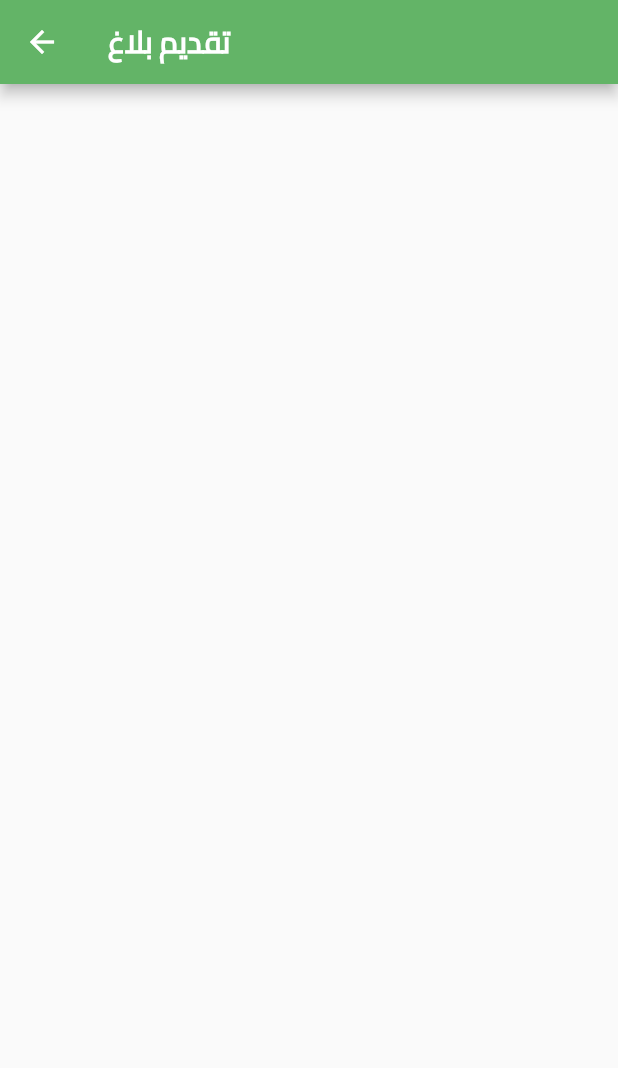
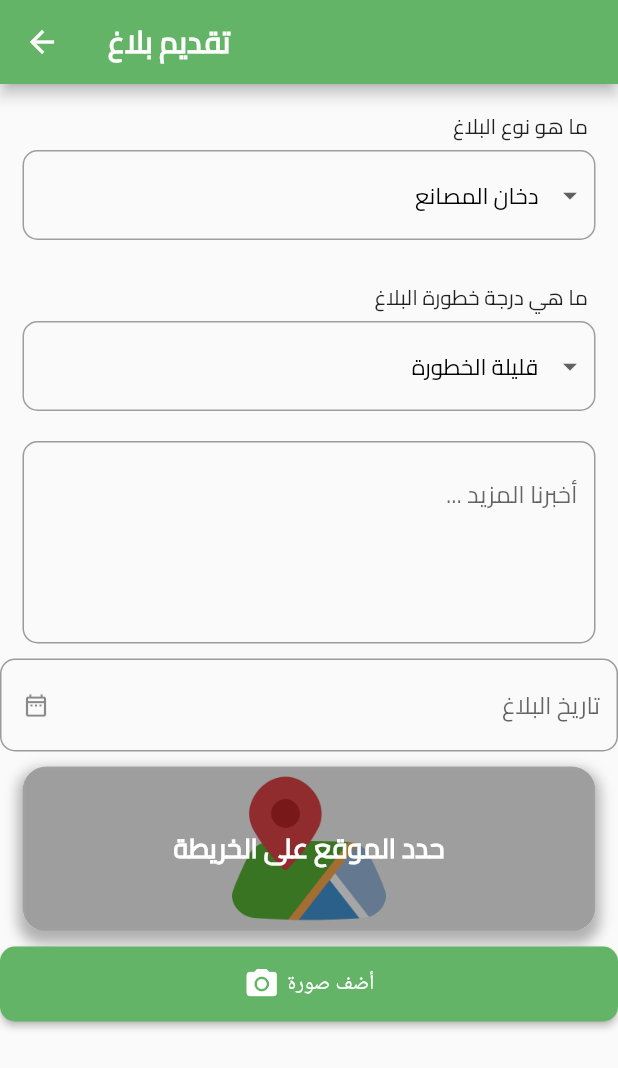
Before and after one commit to Elzaido/Estidama, a Flutter app: the Complains screen opened by its route, on a phone screen of 412 x 824 dp. Shown: the top 1068 px of the screen. Run offline on Flutter 3.47's test engine with Material 2 defaults, Android fonts, the phone set to English and light mode, and no system bars; our stand-ins replace curved_navigation_bar, fluttertoast, get, shared_preferences, smooth_page_indicator, sqflite; accounts and stored records are empty.

Commit message:
ui changes

```diff
--- a/lib/controllers/complains_controller.dart
+++ b/lib/controllers/complains_controller.dart
@@ -1,3 +1,22 @@
 import 'package:get/get.dart';
 
-class ComplainsController extends GetxController {}
+class ComplainsController extends GetxController {
+  String selectedComplain = 'دخان المصانع';
+  bool isDropdownOpen = false;
+  List<String> complainsList = [
+    'دخان المصانع',
+    'نقص في حاويات القمامة',
+    'كلاب ضالة',
+    'قطع أشجار الغابات',
+  ];
+  String selectedStatus = 'قليلة الخطورة';
+  List<String> complainStatus = [
+    'قليلة الخطورة',
+    'متوسطة الخطورة',
+    'عالية الخطورة'
+  ];
+
+  void toggleDropdown() {
+    isDropdownOpen = !isDropdownOpen;
+  }
+}
--- a/lib/main.dart
+++ b/lib/main.dart
@@ -9,6 +9,7 @@ import 'package:madenati/ui/pages/main_pages/my_complains.dart';
 import 'package:madenati/ui/pages/main_pages/volunteering.dart';
 import 'package:madenati/ui/pages/on_boarding.dart';
 import 'constants/ids.dart';
+import 'controllers/complains_controller.dart';
 import 'db/local/shared_preference.dart';
 import 'ui/pages/authentication/login.dart';
 import 'ui/pages/main_pages/complains.dart';
@@ -19,6 +20,7 @@ void main() async {
   WidgetsFlutterBinding.ensureInitialized();
   await CacheHelper.init();
   uId = CacheHelper.getData(key: 'uId');
+  Get.put(ComplainsController());
   runApp(const myApp());
 }
 
@@ -30,7 +32,7 @@ class myApp extends StatelessWidget {
     return GetMaterialApp(
       debugShowCheckedModeBanner: false,
       initialRoute: CacheHelper.getData(key: 'onBoarding') == true
-          ? "/launcher"
+          ? "/login"
           : "/on_boarding",
       getPages: [
         GetPage(
@@ -65,7 +67,7 @@ class myApp extends StatelessWidget {
             binding: MyComplainsBinding()),
         GetPage(
             name: '/complains',
-            page: (() => const Complains()),
+            page: (() => Complains()),
             binding: ComplainsBinding()),
         GetPage(
             name: '/volunteering',
--- a/lib/test.dart
+++ /dev/null
@@ -1 +0,0 @@
-// Nothing but test
--- a/lib/ui/bateekh.dart
+++ /dev/null
@@ -1,3 +0,0 @@
-void aa() {
-  print(" bandora");
-}
--- a/lib/ui/pages/main_pages/complains.dart
+++ b/lib/ui/pages/main_pages/complains.dart
@@ -1,14 +1,81 @@
 import 'package:flutter/material.dart';
-import '../../widgets/appbar_widget.dart';
+import 'package:get/get.dart';
+import 'package:intl/intl.dart';
+import 'package:madenati/controllers/complains_controller.dart';
+import 'package:madenati/ui/widgets/add_location_widget.dart';
+import 'package:madenati/ui/widgets/appbar_widget.dart';
+import 'package:madenati/ui/widgets/button_widget.dart';
+import 'package:madenati/ui/widgets/complain_form_titles.dart';
+import 'package:madenati/ui/widgets/dropdown_widget.dart';
+import '../../widgets/desc_formfield_widget.dart';
+import '../../widgets/formfield_widget.dart';
 
 class Complains extends StatelessWidget {
-  const Complains({super.key});
+  Complains({super.key});
+
+  final dateControl = TextEditingController();
 
   @override
   Widget build(BuildContext context) {
+    ComplainsController controller = Get.find();
     return Scaffold(
-      appBar:
-          defaultAppBar(context: context, title: 'تقديم بلاغ', isHome: false),
-    );
+        appBar: defaultAppBar(context: context, title: 'تقديم بلاغ'),
+        body: SizedBox(
+          width: double.infinity,
+          child: SingleChildScrollView(
+            physics: const BouncingScrollPhysics(),
+            child: Column(
+              children: [
+                title(text: 'ما هو نوع البلاغ'),
+                dropDown(
+                    selected: controller.selectedComplain,
+                    list: controller.complainsList),
+                title(text: 'ما هي درجة خطورة البلاغ'),
+                dropDown(
+                    selected: controller.selectedStatus,
+                    list: controller.complainStatus),
+                descFormField(hint: 'أخبرنا المزيد ...'),
+                formField(
+                  ontap: () {
+                    showDatePicker(
+                            context: context,
+                            initialDate: DateTime.now(),
+                            firstDate: DateTime.now(),
+                            lastDate: DateTime.parse('2030-01-01'))
+                        .then((value) {
+                      dateControl.text = DateFormat.yMMMd().format(value!);
+                    });
+                  },
+                  readOnly: true,
+                  control: dateControl,
+                  isScure: false,
+                  label: 'تاريخ البلاغ',
+                  prefIcon: const Icon(Icons.date_range_outlined),
+                  validator: (String? v) {
+                    if (v!.isEmpty) {
+                      return 'Date must not be empty';
+                    }
+                    return null;
+                  },
+                ),
+                addLocation(
+                    image: 'assets/location.png',
+                    title: 'حدد الموقع على الخريطة'),
+                button(
+                    onPressed: () {},
+                    child: const Row(
+                      mainAxisAlignment: MainAxisAlignment.center,
+                      children: [
+                        Icon(Icons.camera_alt),
+                        SizedBox(
+                          width: 5,
+                        ),
+                        Text('أضف صورة')
+                      ],
+                    ))
+              ],
+            ),
+          ),
+        ));
   }
 }
--- /dev/null
+++ b/lib/ui/widgets/add_location_widget.dart
@@ -0,0 +1,80 @@
+import 'package:flutter/material.dart';
+
+Widget addLocation({
+  required String image,
+  required String title,
+}) =>
+    Padding(
+      padding: const EdgeInsets.symmetric(vertical: 10, horizontal: 15),
+      child: InkWell(
+        onTap: () {},
+        child: Container(
+          decoration: BoxDecoration(
+            borderRadius:
+                BorderRadius.circular(16.0), // Adjust the radius as needed
+            color: const Color.fromARGB(255, 247, 247, 247),
+            boxShadow: [
+              BoxShadow(
+                color: Colors.grey.withOpacity(0.8), // Shadow color
+                spreadRadius: 3,
+                blurRadius: 7,
+                offset: const Offset(
+                    0, 5), // Shadow position [horizontal, vertical]
+              ),
+            ],
+          ),
+          child: ClipRRect(
+            borderRadius: BorderRadius.circular(16.0),
+            child: Container(
+              decoration: BoxDecoration(
+                borderRadius:
+                    BorderRadius.circular(16.0), // Adjust the radius as needed
+                color: const Color.fromARGB(255, 247, 247, 247),
+                boxShadow: [
+                  BoxShadow(
+                    color: Colors.grey.withOpacity(0.4), // Shadow color
+                    spreadRadius: 2,
+                    blurRadius: 4,
+                    offset: const Offset(
+                        0, 2), // Shadow position [horizontal, vertical]
+                  ),
+                ],
+              ),
+              child: Stack(
+                children: [
+                  Image(
+                    image: AssetImage(image),
+                    fit: BoxFit.fill,
+                  ),
+                  Container(
+                      height: 110,
+                      width: double.infinity,
+                      decoration: BoxDecoration(
+                        boxShadow: [
+                          BoxShadow(
+                            color: Colors.black.withOpacity(0.35),
+                            spreadRadius: 6,
+                            blurRadius: 6,
+                          ),
+                        ],
+                      ),
+                      child: Align(
+                        alignment: Alignment.center,
+                        child: Text(
+                          title,
+                          style: const TextStyle(
+                              fontFamily: 'Cairo',
+                              fontSize: 18,
+                              color: Colors.white,
+                              fontWeight: FontWeight.bold),
+                          maxLines: 2,
+                          textAlign: TextAlign.center,
+                        ),
+                      )),
+                ],
+              ),
+            ),
+          ),
+        ),
+      ),
+    );
--- /dev/null
+++ b/lib/ui/widgets/button_widget.dart
@@ -0,0 +1,16 @@
+import 'package:flutter/material.dart';
+import '../../constants/colors.dart';
+
+Widget button({required void Function()? onPressed, required Widget? child}) =>
+    SizedBox(
+      width: double.infinity,
+      height: 50,
+      child: ElevatedButton(
+        style: ElevatedButton.styleFrom(
+            backgroundColor: mainColor,
+            shape: RoundedRectangleBorder(
+                borderRadius: BorderRadius.circular(10))),
+        onPressed: onPressed,
+        child: child,
+      ),
+    );
--- /dev/null
+++ b/lib/ui/widgets/complain_form_titles.dart
@@ -0,0 +1,19 @@
+import 'package:flutter/material.dart';
+
+Widget title({
+  required String text,
+}) =>
+    Align(
+      alignment: Alignment.centerRight,
+      child: Padding(
+        padding: const EdgeInsets.only(top: 15, right: 20),
+        child: Text(
+          text,
+          style: const TextStyle(
+            fontFamily: 'Cairo',
+          ),
+          textAlign: TextAlign.right,
+          textDirection: TextDirection.rtl,
+        ),
+      ),
+    );
--- /dev/null
+++ b/lib/ui/widgets/desc_formfield_widget.dart
@@ -0,0 +1,26 @@
+import 'package:flutter/material.dart';
+
+Widget descFormField({
+  required String hint,
+}) =>
+    Container(
+      decoration: BoxDecoration(borderRadius: BorderRadius.circular(10)),
+      margin: const EdgeInsets.symmetric(
+          vertical: 10, horizontal: 15), // Adjust margin as needed
+      child: TextField(
+        textDirection: TextDirection.rtl,
+        maxLines: 5,
+        // Set the number of lines you want to display
+        decoration: InputDecoration(
+            hintText: hint,
+            hintTextDirection: TextDirection.rtl,
+            hintStyle: const TextStyle(
+              fontFamily: 'Cairo',
+            ),
+            border: OutlineInputBorder(
+              borderRadius: BorderRadius.circular(10),
+            )
+            // Add border styling
+            ),
+      ),
+    );
--- /dev/null
+++ b/lib/ui/widgets/dropdown_widget.dart
@@ -0,0 +1,43 @@
+import 'package:flutter/material.dart';
+
+Widget dropDown({
+  required String selected,
+  required List<String> list,
+}) =>
+    Padding(
+      padding: const EdgeInsets.only(left: 15, right: 15, top: 3, bottom: 10),
+      child: Container(
+        decoration: BoxDecoration(
+            border: Border.all(color: Colors.grey, width: 1),
+            borderRadius: BorderRadius.circular(10)),
+        child: DropdownButton(
+            padding: const EdgeInsets.all(5),
+            dropdownColor: const Color.fromARGB(255, 247, 247, 247),
+            icon: const Icon(Icons.arrow_drop_down),
+            isExpanded: true,
+            iconSize: 22,
+            style: const TextStyle(color: Colors.black, fontSize: 15),
+            value: selected,
+            underline: const SizedBox(),
+            items: list.map((valueItem) {
+              return DropdownMenuItem(
+                value: valueItem,
+                child: Align(
+                  alignment: Alignment.centerRight,
+                  child: Padding(
+                    padding: const EdgeInsets.only(right: 10),
+                    child: Text(
+                      valueItem,
+                      style: const TextStyle(
+                        fontFamily: 'Cairo',
+                      ),
+                    ),
+                  ),
+                ),
+              );
+            }).toList(),
+            onChanged: (newValue) {
+              selected = newValue!;
+            }),
+      ),
+    );
--- a/lib/ui/widgets/formfield_widget.dart
+++ b/lib/ui/widgets/formfield_widget.dart
@@ -7,8 +7,11 @@ Widget formField(
         required Icon prefIcon,
         ValueChanged<String>? onSubmit,
         required FormFieldValidator<String> validator,
+        bool readOnly = false,
+        Null Function()? ontap,
         IconButton? suffButton}) =>
     TextFormField(
+      readOnly: readOnly,
       textDirection: TextDirection.rtl,
       validator: validator,
       controller: control,
@@ -16,11 +19,15 @@ Widget formField(
       obscureText: isScure,
       obscuringCharacter: '*',
       onFieldSubmitted: onSubmit,
+      onTap: ontap,
       decoration: InputDecoration(
           isDense: true,
           prefixIcon: prefIcon,
           suffixIcon: suffButton,
           hintText: label,
+          hintStyle: const TextStyle(
+            fontFamily: 'Cairo',
+          ),
           hintTextDirection: TextDirection.rtl,
           border: OutlineInputBorder(
             borderRadius: BorderRadius.circular(10),
--- a/pubspec.yaml
+++ b/pubspec.yaml
@@ -40,6 +40,7 @@ dependencies:
   get: ^4.6.5
   curved_navigation_bar: ^1.0.3
   sqflite: ^2.3.0
+  intl: ^0.18.1
 
 dev_dependencies:
   flutter_test:
```
Also changed, not shown: lib/models/gridmodel.dart (+3 -7 lines), lib/ui/pages/authentication/login.dart (+3 -18 lines), lib/ui/pages/authentication/register.dart (+77 -29 lines), lib/ui/widgets/gender_button_widget.dart (added, +10 -0 lines), assets/location.png (added), pubspec.lock.
